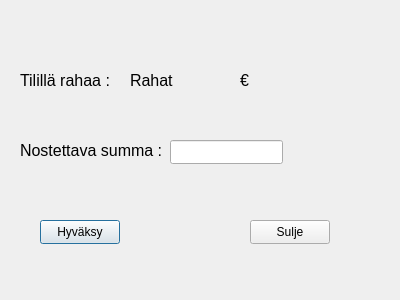
Jellonaa/BankAutomat_Project, file bank-automat/withdrawal.ui: the form before one commit.
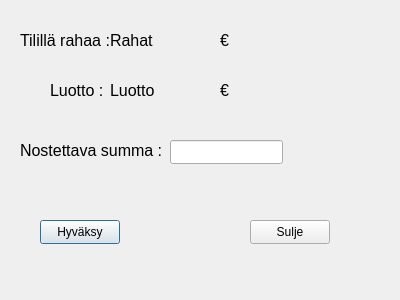
The form after the commit.

Diff of the .ui file:
```diff
--- a/bank-automat/withdrawal.ui
+++ b/bank-automat/withdrawal.ui
@@ -17,7 +17,7 @@
    <property name="geometry">
     <rect>
      <x>20</x>
-     <y>60</y>
+     <y>20</y>
      <width>91</width>
      <height>41</height>
     </rect>
@@ -34,8 +34,8 @@
   <widget class="QLabel" name="textRahat">
    <property name="geometry">
     <rect>
-     <x>130</x>
-     <y>60</y>
+     <x>110</x>
+     <y>20</y>
      <width>91</width>
      <height>41</height>
     </rect>
@@ -106,8 +106,8 @@
   <widget class="QLabel" name="textInfo">
    <property name="geometry">
     <rect>
-     <x>80</x>
-     <y>180</y>
+     <x>90</x>
+     <y>190</y>
      <width>191</width>
      <height>16</height>
     </rect>
@@ -119,8 +119,62 @@
   <widget class="QLabel" name="label_3">
    <property name="geometry">
     <rect>
-     <x>240</x>
-     <y>60</y>
+     <x>220</x>
+     <y>20</y>
+     <width>49</width>
+     <height>41</height>
+    </rect>
+   </property>
+   <property name="font">
+    <font>
+     <pointsize>12</pointsize>
+    </font>
+   </property>
+   <property name="text">
+    <string>€</string>
+   </property>
+  </widget>
+  <widget class="QLabel" name="textLuotto">
+   <property name="geometry">
+    <rect>
+     <x>50</x>
+     <y>70</y>
+     <width>61</width>
+     <height>41</height>
+    </rect>
+   </property>
+   <property name="font">
+    <font>
+     <pointsize>12</pointsize>
+    </font>
+   </property>
+   <property name="text">
+    <string>Luotto :</string>
+   </property>
+  </widget>
+  <widget class="QLabel" name="textLuottoLuku">
+   <property name="geometry">
+    <rect>
+     <x>110</x>
+     <y>70</y>
+     <width>101</width>
+     <height>41</height>
+    </rect>
+   </property>
+   <property name="font">
+    <font>
+     <pointsize>12</pointsize>
+    </font>
+   </property>
+   <property name="text">
+    <string>Luotto</string>
+   </property>
+  </widget>
+  <widget class="QLabel" name="textLuottoEuro">
+   <property name="geometry">
+    <rect>
+     <x>220</x>
+     <y>70</y>
      <width>49</width>
      <height>41</height>
     </rect>
```
